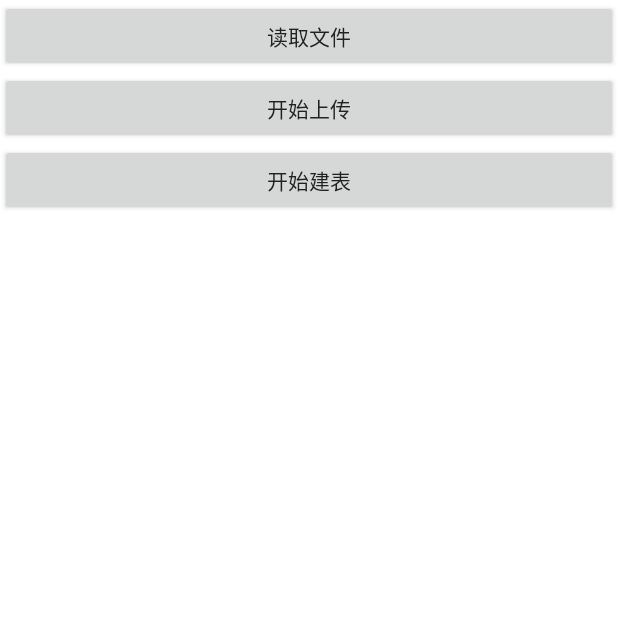
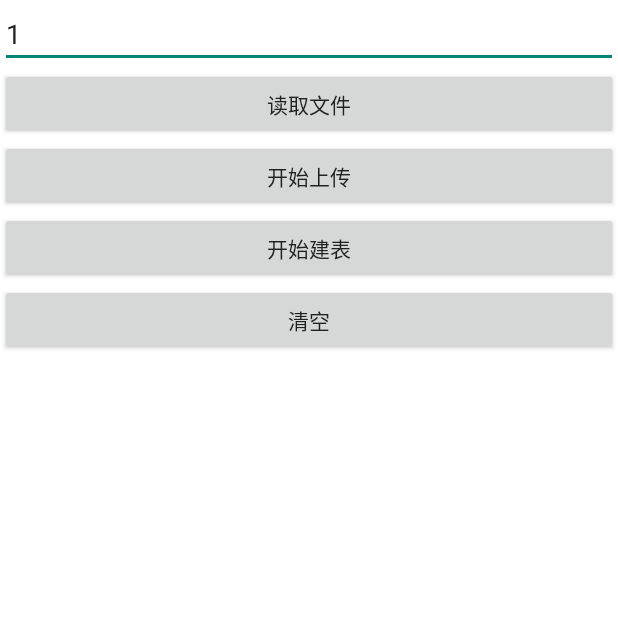
Before and after one commit to cxmmxc/FutusEduStory, an Android app: the MusicUploadActivity screen opened directly, with no data from a screen before it, after a tap on "读取文件", on a phone screen of 412 x 824 dp, the top half of it. Run offline under Robolectric (Android 15) with nearby library versions, the phone set to English and light mode, and no system bars; libraries missing offline, so code that uses them is left out: cn.bmob.v3, com.bmob, com.readystatesoftware.systembartint; 5 statements that could not run were skipped.

Commit message:
optimize the upload code

```diff
--- a/app/src/main/java/com/terry/activity/CollectActivity.java
+++ b/app/src/main/java/com/terry/activity/CollectActivity.java
@@ -106,6 +106,7 @@ public class CollectActivity extends BaseActivity {
         });
     }
 
+
     private void getMobData(final int skip) {
         //从服务器获取数据
         BmobQuery<StoryBean> query = new BmobQuery<StoryBean>();
--- a/app/src/main/java/com/terry/activity/MusicUploadActivity.java
+++ b/app/src/main/java/com/terry/activity/MusicUploadActivity.java
@@ -2,8 +2,10 @@ package com.terry.activity;
 
 import android.os.Environment;
 import android.view.View;
+import android.widget.EditText;
 import android.widget.TextView;
 
+import com.bmob.BmobProFile;
 import com.terry.BaseActivity;
 import com.terry.R;
 import com.terry.bean.MpThree;
@@ -29,23 +31,67 @@ import cn.bmob.v3.listener.UploadBatchListener;
 public class MusicUploadActivity extends BaseActivity {
     private TextView read_text;
     private String[] filepaths;
-    private String dir_path = Environment.getExternalStorageDirectory() + "/Futus_music";
+    private String dir_path = Environment.getExternalStorageDirectory() + "/Futus_music/";
     private List<BmobObject> mpThrees;
+    private EditText edit_num;
+    private int one_total;
     @Override
     protected void initView() {
         setContentView(R.layout.upload_music_layout);
         read_text = (TextView) findViewById(R.id.read_text);
+        edit_num = (EditText) findViewById(R.id.edit_num);
     }
 
     public void uploadClick(View view) {
-        //开始上传
+        int currentIndex;
+        /*BmobProFile.getInstance(mContext).uploadBatch(filepaths, new com.bmob.btp.callback.UploadBatchListener() {
+            @Override
+            public void onSuccess(boolean isFinish,String[] fileNames,String[] urls,BmobFile[] files) {
+                LogUtil.v("上传成功");
+                //上传成功，开始建表
+                LogUtil.v("isFinish="+isFinish+"files.length="+files.length+",one_total="+one_total);
+                if (isFinish) {
+                    LogUtil.e(one_total+"到了");
+                    int file_lenght = files.length;
+                    for (int i = 0; i < file_lenght; i++) {
+                        BmobFile bmobFile = files[i];
+                        LogUtil.i(bmobFile.toString());
+                        MpThree mpThree = new MpThree();
+                        mpThree.setMp3_file_url(bmobFile.getFileUrl(mContext));
+                        mpThree.setMp3_name(bmobFile.getFilename());
+                        mpThree.setMp3_url(bmobFile.getUrl());
+                        mpThrees.add(mpThree);
+                    }
+                    one_total = 0;
+                    filepaths = null;
+                }
+            }
+
+            @Override
+            public void onProgress(int curIndex, int curPercent, int total, int totalPercent) {
+                read_text.setText("当前为第" + curIndex + "个文件，上传进度=" + curPercent + "。\n总上传数为" + total + ",百分比为：" + totalPercent);
+                LogUtil.i("当前为第" + curIndex + "个文件，上传进度=" + curPercent + "。\n总上传数为" + total + ",百分比为：" + totalPercent);
+            }
+
+            @Override
+            public void onError(int statuscode, String errormsg) {
+                one_total = 0;
+                filepaths = null;
+                LogUtil.v("上传失败"+errormsg+",statuscode="+statuscode);
+            }
+        });*/
+
+
+
+        //旧版开始上传
         Bmob.uploadBatch(mContext, filepaths, new UploadBatchListener() {
             @Override
             public void onSuccess(List<BmobFile> list, List<String> list1) {
                 LogUtil.v("上传成功");
                 //上传成功，开始建表
-                LogUtil.v("shangchuan_size="+list.size()+",string_size="+list1.size());
-                if (list.size() == 273) {
+                LogUtil.v("shangchuan_size="+list.size()+",one_total="+one_total);
+                if (list.size() == one_total) {
+                    LogUtil.e(one_total+"到了");
                     for (BmobFile bmobFile : list) {
                         LogUtil.i(bmobFile.toString());
                         MpThree mpThree = new MpThree();
@@ -62,7 +108,7 @@ public class MusicUploadActivity extends BaseActivity {
             @Override
             public void onProgress(int curIndex, int curPercent, int total, int totalPercent) {
                 read_text.setText("当前为第" + curIndex + "个文件，上传进度=" + curPercent + "。\n总上传数为" + total + ",百分比为：" + totalPercent);
-                LogUtil.i("当前为第" + curIndex + "个文件，上传进度=" + curPercent + "。\n总上传数为" + total + ",百分比为：" + totalPercent);
+//                LogUtil.i("当前为第" + curIndex + "个文件，上传进度=" + curPercent + "。\n总上传数为" + total + ",百分比为：" + totalPercent);
             }
 
             @Override
@@ -78,20 +124,23 @@ public class MusicUploadActivity extends BaseActivity {
 
     public void readFile(View view) {
         //读取文件
-        File file = new File(dir_path);
+        String num_dir = edit_num.getText().toString();
+        File file = new File(dir_path+num_dir);
         File[] listFiles = file.listFiles();
         int length = listFiles.length;
+        one_total = length;
         filepaths = new String[length];
         for (int i = 0; i < length; i++) {
             filepaths[i] = listFiles[i].getAbsolutePath();
-            read_text.setText("正在读取第" + i + "个文件");
-            if (i == 272) {
+            read_text.setText("正在读取第" + (i+1) + "个文件");
+            if ((i+1) == one_total) {
                 ToastAlone.show("已全部读取完毕");
             }
         }
     }
 
     public void createTable(View view) {
+        LogUtil.w(""+mpThrees.size());
         new BmobObject().insertBatch(mContext, mpThrees, new SaveListener() {
             @Override
             public void onSuccess() {
@@ -105,6 +154,12 @@ public class MusicUploadActivity extends BaseActivity {
                 ToastAlone.show("建表失败" + s+",err="+i);
             }
         });
+    }
+
+    public void clearData(View view) {
+        mpThrees.clear();
+        one_total = 0;
+        filepaths = null;
     }
 
     @Override
--- a/app/src/main/res/layout/upload_music_layout.xml
+++ b/app/src/main/res/layout/upload_music_layout.xml
@@ -3,6 +3,13 @@
     android:layout_width="match_parent"
     android:layout_height="match_parent"
     android:orientation="vertical">
+
+    <EditText
+        android:id="@+id/edit_num"
+        android:layout_width="match_parent"
+        android:layout_height="wrap_content"
+        android:text="1"
+        />
 
     <Button
         android:layout_width="match_parent"
@@ -22,6 +29,12 @@
         android:text="开始建表"
         android:onClick="createTable"
         />
+    <Button
+        android:layout_width="match_parent"
+        android:layout_height="wrap_content"
+        android:text="清空"
+        android:onClick="clearData"
+        />
     <TextView
         android:id="@+id/read_text"
         android:layout_width="match_parent"
```
